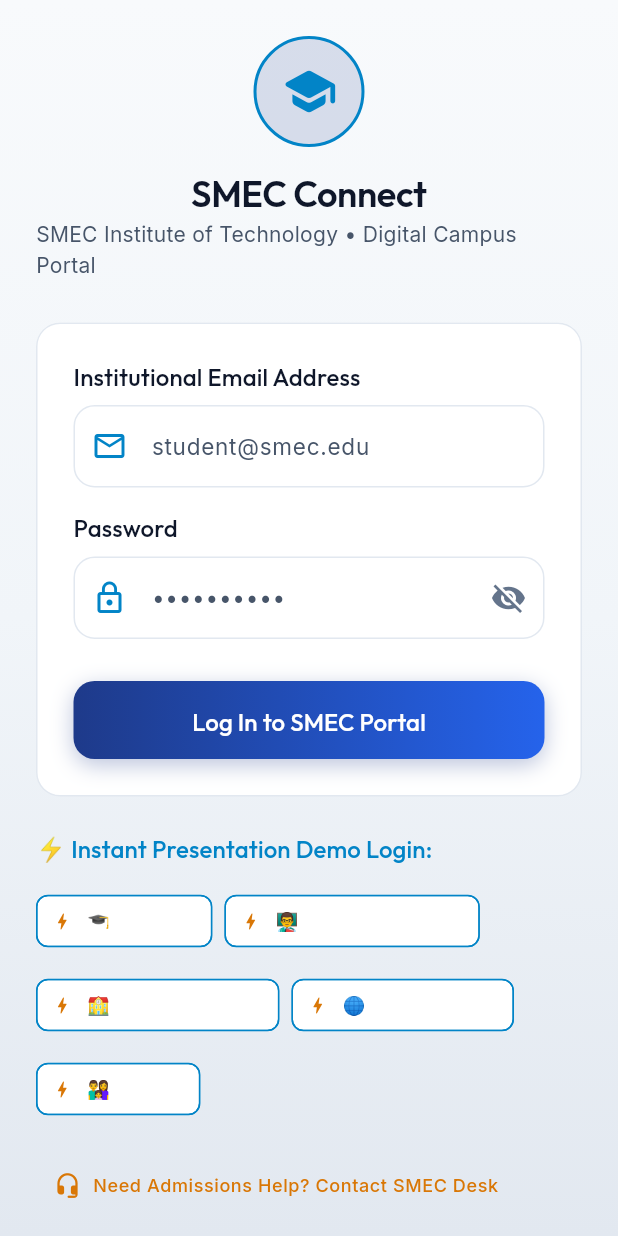
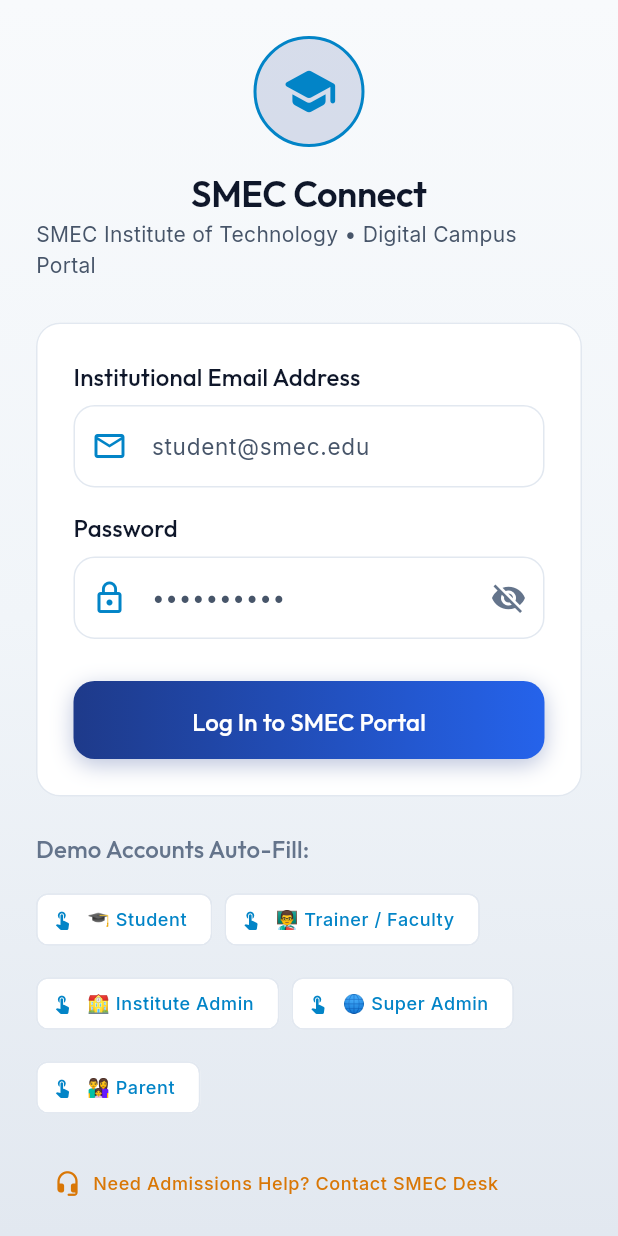
Before and after one commit to sreeragp01/institute, a Flutter app: the LoginScreen screen opened by its route, on a phone screen of 412 x 824 dp. Run offline on Flutter 3.47's test engine with Material 3 defaults, Android fonts, the phone set to English and light mode, and no system bars; our stand-ins replace dio, flutter_animate, flutter_riverpod, flutter_secure_storage, go_router, google_fonts and 1 more; missing offline and left inert: mobile_scanner; accounts and stored records are empty.

Commit message:
Fix login flow: Remove instant auto-submission from demo chips and add resilient offline fallback handling

```diff
--- a/mobile/lib/src/features/auth/presentation/screens/login_screen.dart
+++ b/mobile/lib/src/features/auth/presentation/screens/login_screen.dart
@@ -152,7 +152,7 @@ class _LoginScreenState extends ConsumerState<LoginScreen> {
                   ),
 
                   const SizedBox(height: 24),
-                  Text('⚡ Instant Presentation Demo Login:', style: AppTypography.subtitle(color: AppColors.cyberCyan)),
+                  Text('Demo Accounts Auto-Fill:', style: AppTypography.subtitle(color: AppColors.textMuted)),
                   const SizedBox(height: 12),
                   Wrap(
                     spacing: 8,
@@ -187,12 +187,11 @@ class _LoginScreenState extends ConsumerState<LoginScreen> {
   Widget _demoChip(String roleLabel, String email, String pass) {
     return ActionChip(
       backgroundColor: AppColors.darkCardSurface,
-      side: const BorderSide(color: AppColors.cyberCyan, width: 1),
-      avatar: const Icon(Icons.bolt, size: 14, color: AppColors.amberGold),
-      label: Text(roleLabel, style: AppTypography.caption(color: Colors.white)),
+      side: const BorderSide(color: AppColors.glassBorder),
+      avatar: const Icon(Icons.touch_app, size: 14, color: AppColors.cyberCyan),
+      label: Text(roleLabel, style: AppTypography.caption(color: AppColors.cyberCyan)),
       onPressed: () {
         _fillDemoCredentials('SMEC', email, pass);
-        _submit();
       },
     );
   }
```
Also changed, not shown: mobile/lib/src/features/auth/presentation/providers/auth_provider.dart (+37 -3 lines).
